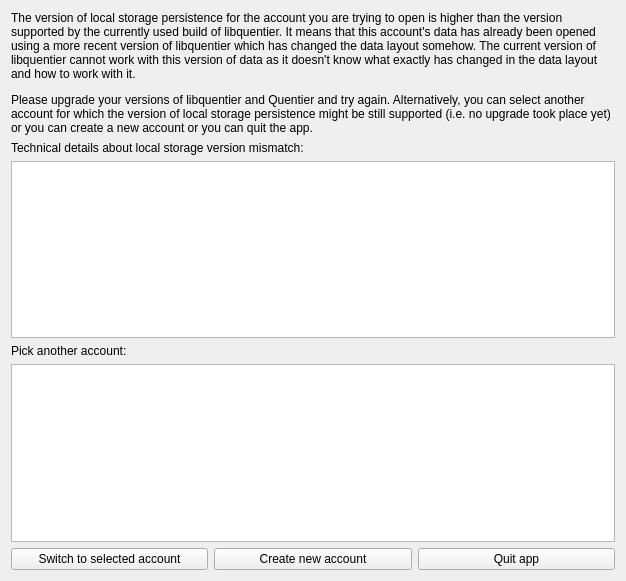
Above: src/dialogs/LocalStorageVersionTooHighDialog.ui from d1vanov/quentier before the change. Below: the same form after it.
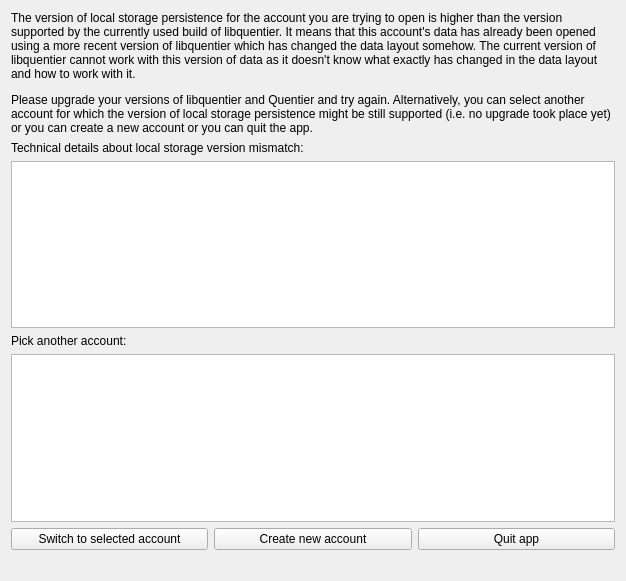
That is the form after the change.

```diff
--- a/src/dialogs/LocalStorageVersionTooHighDialog.ui
+++ b/src/dialogs/LocalStorageVersionTooHighDialog.ui
@@ -76,6 +76,9 @@
      </item>
     </layout>
    </item>
+   <item>
+    <widget class="QLabel" name="statusBar"/>
+   </item>
   </layout>
  </widget>
  <resources/>
```
Left out of the diff: 14 changed lines with no effect on the pictures.
